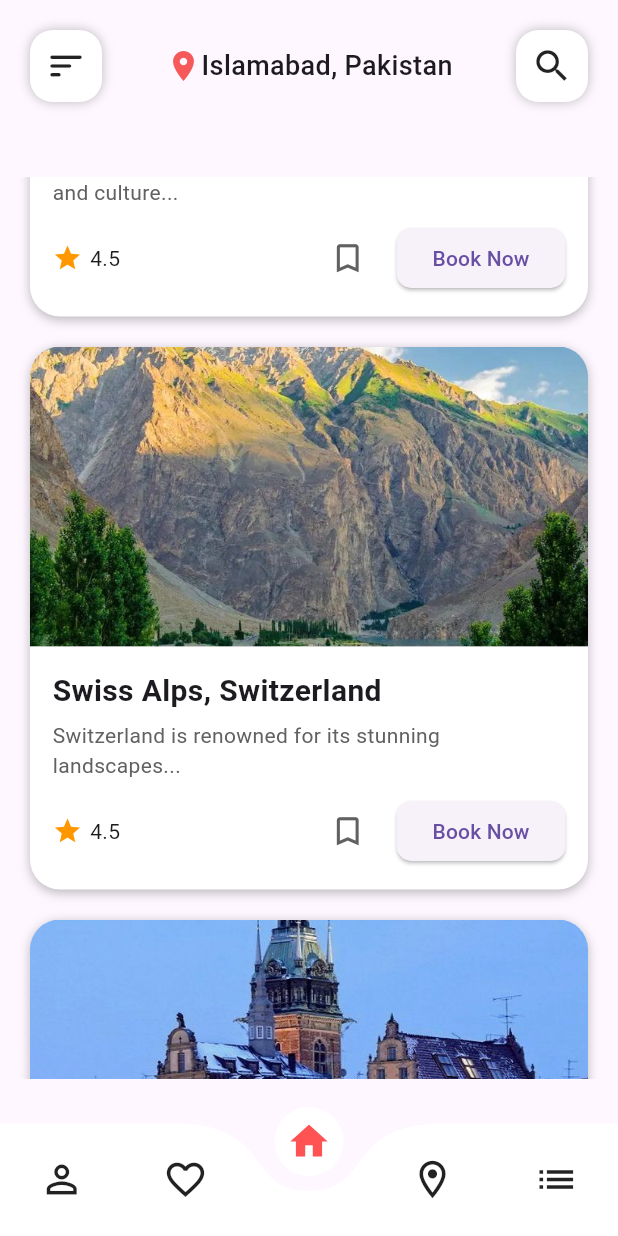
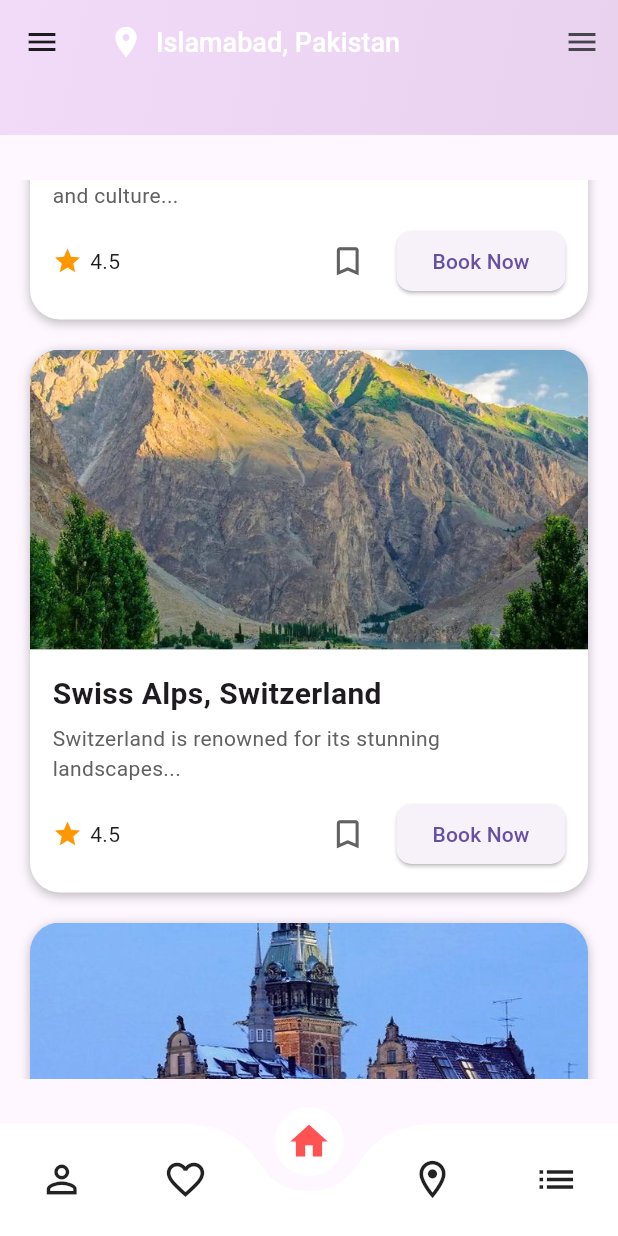
Before and after one commit to SiratSabir78/roamify, a Flutter app: the HomePage screen opened directly, scrolled down 576 dp, on a phone screen of 412 x 824 dp. Run offline on Flutter 3.47's test engine with Material 3 defaults, Android fonts, the phone set to English and light mode, and no system bars; drawn by our look-alikes of curved_navigation_bar; our stand-ins replace cloud_firestore, firebase_auth, firebase_core, get; accounts and stored records are empty.

Commit message:
updated home app bar, the drawer integration was not working on home app bar so I made the changes in home screen directly

```diff
--- a/lib/Widgets/home_app_bar.dart
+++ b/lib/Widgets/home_app_bar.dart
@@ -3,67 +3,44 @@ import 'package:flutter/material.dart';
 class HomeAppBar extends StatelessWidget {
   @override
   Widget build(BuildContext context) {
-    return Padding(
-      padding: EdgeInsets.all(20),
-      child: Row(
-        mainAxisAlignment: MainAxisAlignment.spaceBetween,
-        children: [
-          InkWell(
-            onTap: () {},
-            child: Container(
-              padding: EdgeInsets.all(10),
+    return AppBar(
+      flexibleSpace: Container(
         decoration: BoxDecoration(
-                color: Colors.white,
-                boxShadow: const [
-                  BoxShadow(
-                    color: Colors.black26,
-                    blurRadius: 6,
-                  ),
+          gradient: LinearGradient(
+            colors: <Color>[
+              Color.fromARGB(255, 242, 219, 248), // Light purple
+              Color.fromARGB(245, 232, 209, 238), // Light pink
             ],
-                borderRadius: BorderRadius.circular(15),
-              ),
-              child: const Icon(
-                Icons.sort_rounded,
-                size: 28,
+            begin: Alignment.topLeft,
+            end: Alignment.bottomRight,
           ),
         ),
       ),
-          Row(
+      title: Row(
         children: [
           Icon(
             Icons.location_on,
-                color: Color(0xFFF65959),
+            color: Colors.white,
           ),
+          SizedBox(width: 8), // Add spacing between icon and text
           Text(
-                "Islamabad, Pakistan",
+            "Islamabad, Pakistan", // Replace with your location
             style: TextStyle(
               fontSize: 18,
               fontWeight: FontWeight.w500,
+              color: Colors.white,
             ),
           ),
         ],
       ),
-          InkWell(
-              onTap: () {},
-              child: Container(
-                padding: EdgeInsets.all(10),
-                decoration: BoxDecoration(
-                  color: Colors.white,
-                  boxShadow: [
-                    BoxShadow(
-                      color: Colors.black26,
-                      blurRadius: 6,
+      actions: [
+        IconButton(
+          icon: Icon(Icons.menu),
+          onPressed: () {
+            Scaffold.of(context).openDrawer(); // Open drawer on menu icon tap
+          },
         ),
       ],
-                  borderRadius: BorderRadius.circular(15),
-                ),
-                child: Icon(
-                  Icons.search,
-                  size: 28,
-                ),
-              ))
-        ],
-      ),
     );
   }
 }
```
Lines whose indentation alone changed are shown as unchanged.
